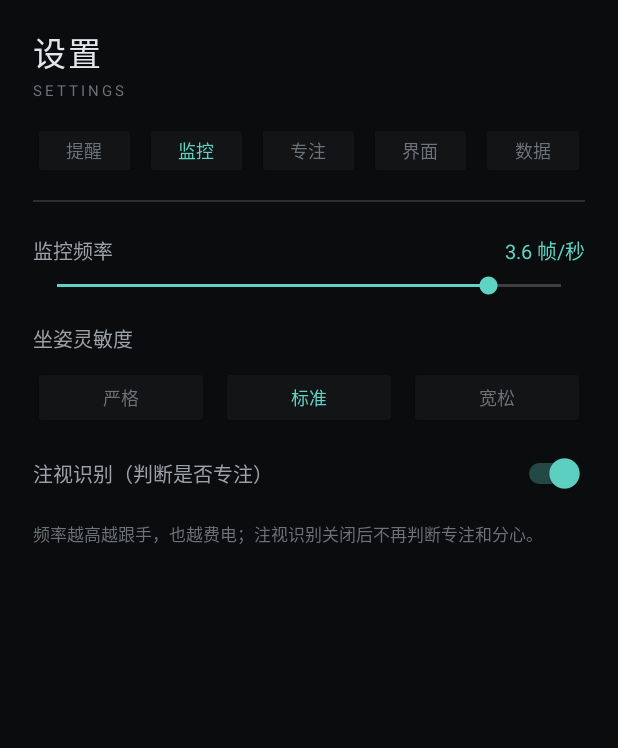
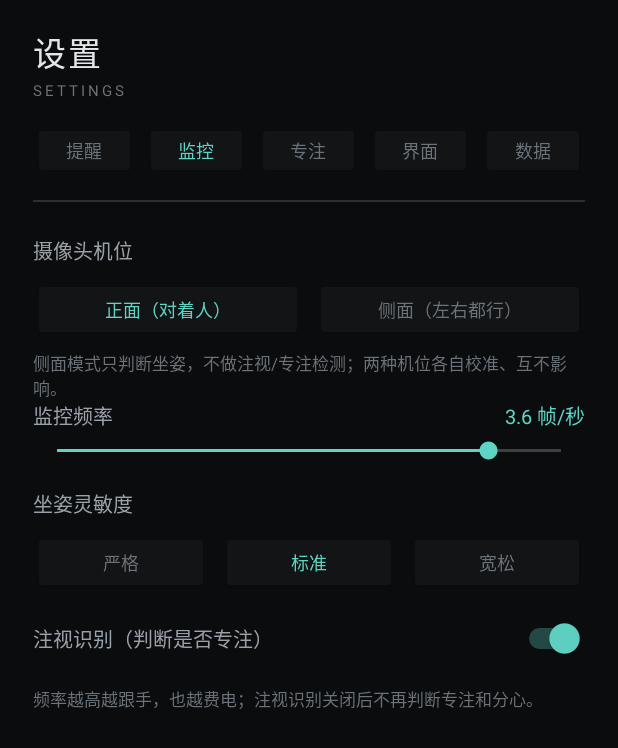
Before and after one commit to skadi20574/Posture-Reinder, an Android app: the SettingsActivity screen opened directly, with no data from a screen before it, after a tap on "监控", on a phone screen of 412 x 824 dp. Shown: the top 748 px of the screen. Run offline under Robolectric (Android 15) with nearby library versions, the phone set to English and light mode, and no system bars; libraries missing offline, so code that uses them is left out: androidx.camera.core, androidx.camera.lifecycle, com.google.mediapipe.framework, com.google.mediapipe.tasks.

Commit message:
feat: side camera placement (profile posture detection)

```diff
--- a/app/build.gradle
+++ b/app/build.gradle
@@ -8,8 +8,8 @@ android {
         applicationId "com.posturereinder.app"
         minSdk 26
         targetSdk 34
-        versionCode 1
-        versionName "1.0.0"
+        versionCode 2
+        versionName "1.1.0"
     }
 
     splits {
--- a/app/src/main/java/com/posturereinder/app/DebugActivity.java
+++ b/app/src/main/java/com/posturereinder/app/DebugActivity.java
@@ -102,7 +102,7 @@ public class DebugActivity extends Activity implements LifecycleOwner {
         data = findViewById(R.id.debugData);
         settings = new Settings(this);
         prefs = new LocalPrefs(this);
-        baseline = prefs.baseline();
+        baseline = prefs.baseline(settings.cameraMode);
         lifecycle.handleLifecycleEvent(Lifecycle.Event.ON_CREATE);
         lifecycle.handleLifecycleEvent(Lifecycle.Event.ON_START);
         lifecycle.handleLifecycleEvent(Lifecycle.Event.ON_RESUME);
@@ -247,16 +247,20 @@ public class DebugActivity extends Activity implements LifecycleOwner {
                 ny[i] = p.y();
                 nv[i] = p.visibility().isPresent() ? p.visibility().get() : 0f;
             }
-            Vision.Frame f = Vision.measure(nx, ny, nv, pw, ph);
+            Vision.Frame f = settings.cameraMode == Vision.MODE_SIDE
+                    ? Vision.measureSide(nx, ny, nv, pw, ph)
+                    : Vision.measure(nx, ny, nv, pw, ph);
             if (f != null && baseline != null) {
                 Vision.Reading rd = Vision.evaluate(f, baseline, settings.sensitivity);
                 if (rd.headRatio > 0.5 && rd.headRatio < 2) headEma = headEma * 0.8 + rd.headRatio * 0.2;
-                label = Vision.postureLabel(rd, headEma);
+                label = Vision.postureLabel(rd, headEma, settings.cameraMode);
                 score = rd.score;
-                zs = new double[Vision.ORDER.length];
+                String[] order = settings.cameraMode == Vision.MODE_SIDE
+                        ? Vision.SIDE_ORDER : Vision.ORDER;
+                zs = new double[order.length];
                 for (Vision.Metric m : rd.metrics) {
-                    for (int i = 0; i < Vision.ORDER.length; i++) {
-                        if (Vision.ORDER[i].equals(m.key)) zs[i] = m.z;
+                    for (int i = 0; i < order.length; i++) {
+                        if (order[i].equals(m.key)) zs[i] = m.z;
                     }
                 }
             } else if (f != null) {
@@ -297,16 +301,19 @@ public class DebugActivity extends Activity implements LifecycleOwner {
         } else {
             sb.append("人脸：未检测到\n");
         }
-        if (zs.length == Vision.ORDER.length) {
+        String[] order = settings.cameraMode == Vision.MODE_SIDE
+                ? Vision.SIDE_ORDER : Vision.ORDER;
+        if (zs.length == order.length) {
             StringBuilder z = new StringBuilder("z: ");
             for (int i = 0; i < zs.length; i++) {
-                z.append(String.format(Locale.CHINA, "%s%+.1f ", Vision.ORDER[i], zs[i]));
+                z.append(String.format(Locale.CHINA, "%s%+.1f ", order[i], zs[i]));
             }
             sb.append(z).append("\n");
         }
         sb.append("阈值：闭眼 ").append(Math.round(settings.blinkThreshold * 100))
                 .append("% · 分心灵敏度 ").append(settings.attentionSens).append("\n");
-        sb.append("识别模式：MediaPipe Tasks 0.10.21 · CPU / XNNPACK\n");
+        sb.append(settings.cameraMode == Vision.MODE_SIDE ? "机位：侧面（仅坐姿）" : "机位：正面");
+        sb.append(" · 识别模式：MediaPipe Tasks 0.10.21 · CPU / XNNPACK\n");
         sb.append(String.format(Locale.CHINA,
                 "App CPU %.0f%%（单核占比）· 内存 %d/%d MB · 分析 %.1f 帧/秒",
                 cpuPct, memUsedMb, memTotalMb, fps));
--- a/app/src/main/java/com/posturereinder/app/Settings.java
+++ b/app/src/main/java/com/posturereinder/app/Settings.java
@@ -22,6 +22,7 @@ public final class Settings {
     public float sensitivity = 1.0f;
     public float blinkThreshold = 0.65f;
     public float attentionSens = 1.0f;
+    public int cameraMode = Vision.MODE_FRONT;
     public int theme = 0;
     public boolean voice = true;
     public boolean attention = true;
@@ -40,6 +41,7 @@ public final class Settings {
         sensitivity = sp.getFloat("sensitivity", 1.0f);
         blinkThreshold = sp.getFloat("blink", 0.65f);
         attentionSens = sp.getFloat("attsens", 1.0f);
+        cameraMode = sp.getInt("cameraMode", Vision.MODE_FRONT);
         theme = sp.getInt("theme", 0);
         voice = sp.getBoolean("voice", true);
         attention = sp.getBoolean("attention", true);
@@ -55,6 +57,7 @@ public final class Settings {
                 .putFloat("sensitivity", sensitivity)
                 .putFloat("blink", blinkThreshold)
                 .putFloat("attsens", attentionSens)
+                .putInt("cameraMode", cameraMode)
                 .putInt("theme", theme)
                 .putBoolean("voice", voice)
                 .putBoolean("attention", attention)
@@ -70,6 +73,7 @@ public final class Settings {
         sensitivity = 1.0f;
         blinkThreshold = 0.65f;
         attentionSens = 1.0f;
+        cameraMode = Vision.MODE_FRONT;
         theme = 0;
         voice = true;
         attention = true;
--- a/app/src/main/java/com/posturereinder/app/SettingsActivity.java
+++ b/app/src/main/java/com/posturereinder/app/SettingsActivity.java
@@ -84,6 +84,7 @@ public class SettingsActivity extends Activity {
         paintSensitivity();
         paintAttention();
         paintTheme();
+        paintMode();
         paintValues();
         selectTab(0);
         loading = false;
@@ -140,6 +141,8 @@ public class SettingsActivity extends Activity {
         attLoose.setOnClickListener(v -> setAttention(1.3));
         findViewById(R.id.themeMinimal).setOnClickListener(v -> chooseTheme(0));
         findViewById(R.id.themeElegant).setOnClickListener(v -> chooseTheme(1));
+        findViewById(R.id.btnModeFront).setOnClickListener(v -> setMode(Vision.MODE_FRONT));
+        findViewById(R.id.btnModeSide).setOnClickListener(v -> setMode(Vision.MODE_SIDE));
         findViewById(R.id.btnDebugPreview).setOnClickListener(v ->
                 startActivity(new Intent(this, DebugActivity.class)));
         findViewById(R.id.btnStatsPage).setOnClickListener(v ->
@@ -190,6 +193,7 @@ public class SettingsActivity extends Activity {
         settings.theme = t;
         settings.save();
         paintTheme();
+        paintMode();
         notifyService();
     }
 
@@ -260,6 +264,25 @@ public class SettingsActivity extends Activity {
         attLoose.setTextColor(loose ? accent : dim);
     }
 
+    private void setMode(int mode) {
+        settings.cameraMode = mode;
+        settings.save();
+        paintMode();
+        notifyService();
+        Toast.makeText(this, mode == Vision.MODE_SIDE
+                ? "已切换到侧面机位，请重新校准" : "已切换到正面机位，请重新校准",
+                Toast.LENGTH_SHORT).show();
+    }
+
+    private void paintMode() {
+        int accent = getColor(R.color.accent);
+        int dim = getColor(R.color.fg3);
+        ((Button) findViewById(R.id.btnModeFront))
+                .setTextColor(settings.cameraMode == Vision.MODE_FRONT ? accent : dim);
+        ((Button) findViewById(R.id.btnModeSide))
+                .setTextColor(settings.cameraMode == Vision.MODE_SIDE ? accent : dim);
+    }
+
     private void paintTheme() {
         int accent = getColor(R.color.accent);
         int dim = getColor(R.color.fg3);
--- a/app/src/main/res/layout/activity_local.xml
+++ b/app/src/main/res/layout/activity_local.xml
@@ -33,6 +33,7 @@
             android:layout_width="wrap_content"
             android:layout_height="wrap_content"
             android:layout_marginTop="2dp"
+            android:id="@+id/tvSub"
             android:text="POSTURE · GUARD"
             android:textColor="@color/fg3"
             android:textSize="10sp"
@@ -161,7 +162,7 @@
             android:layout_width="match_parent"
             android:layout_height="wrap_content"
             android:layout_marginTop="22dp"
-            android:text="模型和语音都在 App 内，不需要联网。用前置摄像头，摄像头放在书桌前方正对人，能看到头和双肩。"
+            android:text="模型和语音都在 App 内，不需要联网。正面机位放在书桌前方正对人；侧面机位放在孩子左侧或右侧，画面里能看到头和肩膀。"
             android:textColor="@color/fg3"
             android:textSize="11sp"
             android:lineSpacingExtra="3dp" />
--- a/app/src/main/res/layout/activity_settings.xml
+++ b/app/src/main/res/layout/activity_settings.xml
@@ -233,6 +233,48 @@
                 android:layout_height="wrap_content"
                 android:orientation="vertical"
                 android:padding="22dp">
+
+                <TextView
+                    android:layout_width="wrap_content"
+                    android:layout_height="wrap_content"
+                    android:text="摄像头机位"
+                    android:textColor="@color/fg2"
+                    android:textSize="13sp" />
+
+                <LinearLayout
+                    android:layout_width="match_parent"
+                    android:layout_height="wrap_content"
+                    android:layout_marginTop="8dp"
+                    android:orientation="horizontal">
+                    <Button
+                        android:id="@+id/btnModeFront"
+                        android:layout_width="0dp"
+                        android:layout_height="42dp"
+                        android:layout_weight="1"
+                        android:backgroundTint="@color/panel"
+                        android:text="正面（对着人）"
+                        android:textColor="@color/fg3"
+                        android:textSize="12sp" />
+                    <Button
+                        android:id="@+id/btnModeSide"
+                        android:layout_width="0dp"
+                        android:layout_height="42dp"
+                        android:layout_marginStart="8dp"
+                        android:layout_weight="1"
+                        android:backgroundTint="@color/panel"
+                        android:text="侧面（左右都行）"
+                        android:textColor="@color/fg3"
+                        android:textSize="12sp" />
+                </LinearLayout>
+
+                <TextView
+                    android:layout_width="match_parent"
+                    android:layout_height="wrap_content"
+                    android:layout_marginTop="6dp"
+                    android:text="侧面模式只判断坐姿，不做注视/专注检测；两种机位各自校准、互不影响。"
+                    android:textColor="@color/fg3"
+                    android:textSize="11sp" />
+
 
                 <LinearLayout
                     android:layout_width="match_parent"
```
Also changed, not shown: app/src/main/java/com/posturereinder/app/LocalMainActivity.java (+9 -2 lines), app/src/main/java/com/posturereinder/app/LocalPrefs.java (+53 -22 lines), app/src/main/java/com/posturereinder/app/LocalService.java (+24 -6 lines), app/src/main/java/com/posturereinder/app/Vision.java (+181 -5 lines), 1 other file.
